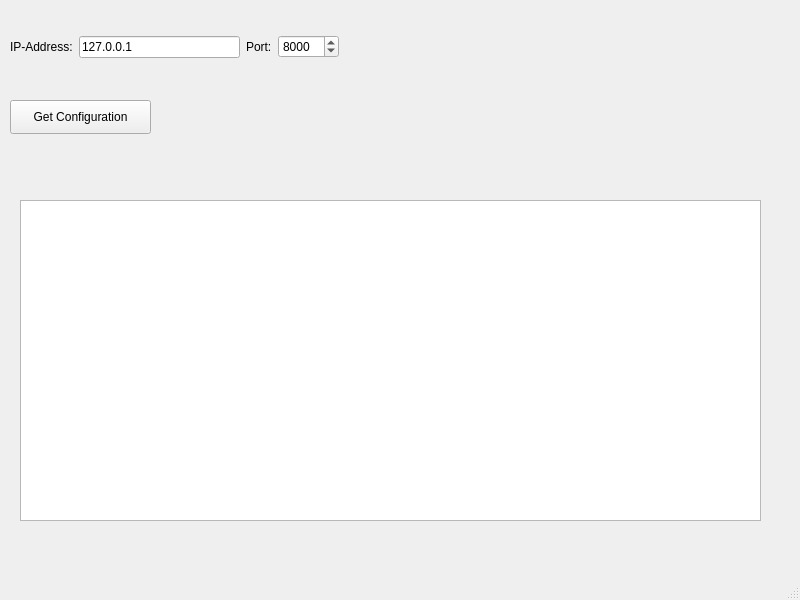
Qt form kyostin/ExampleConfigurationTool/mainwindow.ui (kyostim/Ohjelmistoprojekti) before a commit.
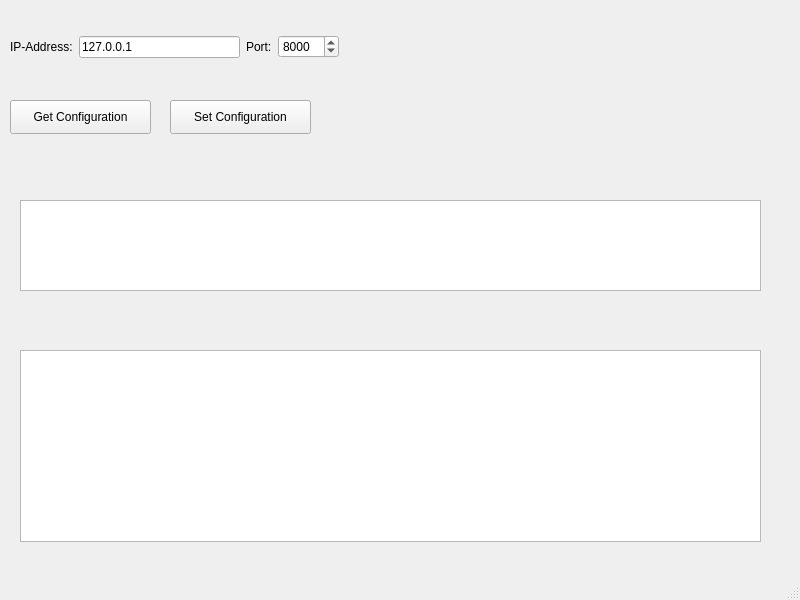
The same form after that commit.

Commit message: modified:   Responses/basic.xml 	modified:   config.js 	modified:   server.js 	modified:   ../kyostin/ExampleConfigurationTool/ExampleConfigurationTool.pro 	new file:   ../kyostin/ExampleConfigurationTool/centriaxmlparser.cpp 	new file:   ../kyostin/ExampleConfigurationTool/centriaxmlparser.h 	modified:   ../kyostin/ExampleConfigurationTool/mainwindow.cpp 	modified:   ../kyostin/ExampleConfigurationTool/mainwindow.h 	modified:   ../kyostin/ExampleConfigurationTool/mainwindow.ui

What changed in the file:
```diff
--- a/kyostin/ExampleConfigurationTool/mainwindow.ui
+++ b/kyostin/ExampleConfigurationTool/mainwindow.ui
@@ -33,11 +33,11 @@
       <x>20</x>
       <y>200</y>
       <width>741</width>
-      <height>321</height>
+      <height>91</height>
      </rect>
     </property>
    </widget>
-   <widget class="QWidget" name="">
+   <widget class="QWidget" name="layoutWidget">
     <property name="geometry">
      <rect>
       <x>10</x>
@@ -83,6 +83,29 @@
      </item>
     </layout>
    </widget>
+   <widget class="QPushButton" name="pushButtonSetConfiguration">
+    <property name="geometry">
+     <rect>
+      <x>170</x>
+      <y>100</y>
+      <width>141</width>
+      <height>34</height>
+     </rect>
+    </property>
+    <property name="text">
+     <string>Set Configuration</string>
+    </property>
+   </widget>
+   <widget class="QTableWidget" name="tableWidgetConfigurations">
+    <property name="geometry">
+     <rect>
+      <x>20</x>
+      <y>350</y>
+      <width>741</width>
+      <height>192</height>
+     </rect>
+    </property>
+   </widget>
   </widget>
   <widget class="QMenuBar" name="menubar">
    <property name="geometry">
```
The commit also changes 8 other files.
